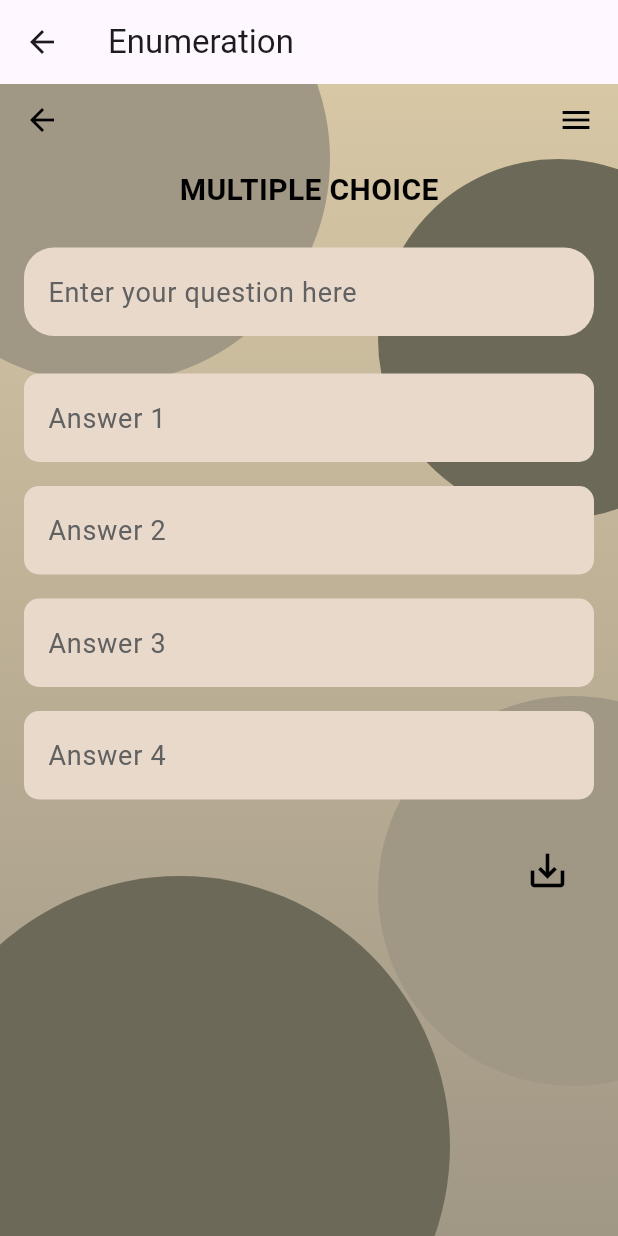
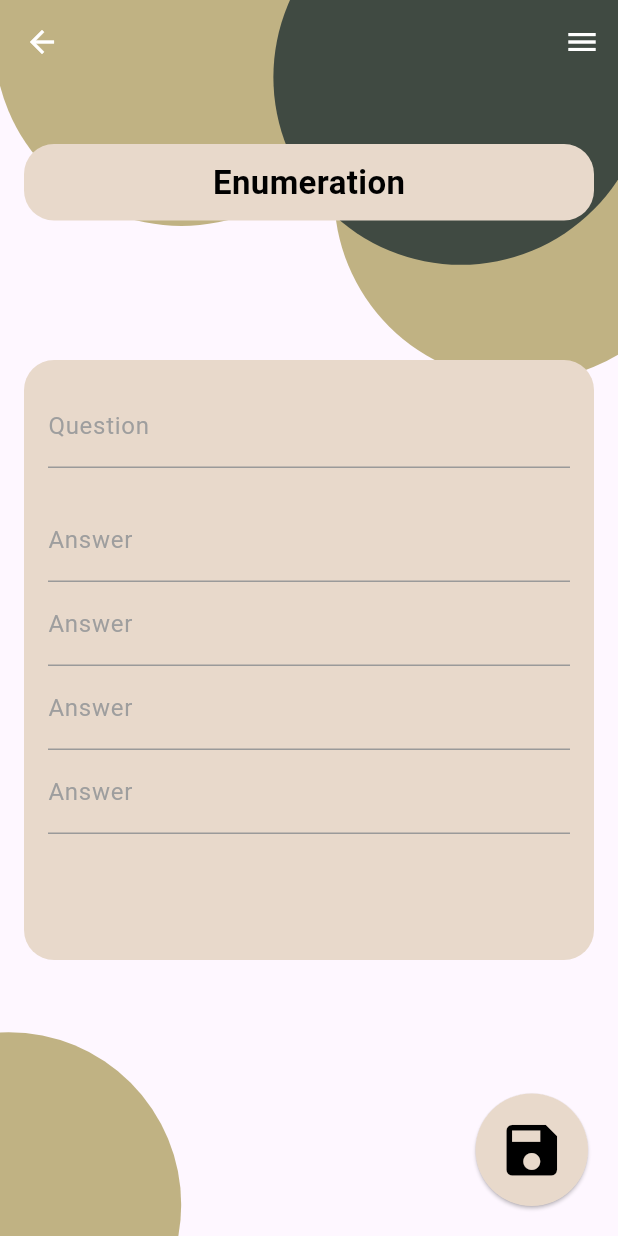
Before and after one commit to kutoreduso/EaStudy, a Flutter app: the EnumerationPage screen opened directly, on a phone screen of 412 x 824 dp. Run offline on Flutter 3.47's test engine with Material 3 defaults, Android fonts, the phone set to English and light mode, and no system bars.

Commit message:
Enumeration Page Created

```diff
--- a/lib/addQuestionsScreen.dart
+++ b/lib/addQuestionsScreen.dart
@@ -158,162 +158,261 @@ class EnumerationPage extends StatelessWidget {
   @override
   Widget build(BuildContext context) {
     return Scaffold(
-        appBar: AppBar(title: Text('Enumeration')),
-        body: Scaffold(
-            body: SafeArea(
-                child: Stack(
+      appBar: AppBar(
+        backgroundColor: Colors.transparent,
+        elevation: 0,
+        leading: IconButton(
+          icon: const Icon(Icons.arrow_back, color: Colors.white),
+          onPressed: () {
+            Navigator.pushNamed(context, '/quizzes');
+          },
+        ),
+        actions: [
+          IconButton(
+            icon: const Icon(Icons.menu, color: Colors.white),
+            onPressed: () {
+              // Handle menu button press
+            },
+          ),
+        ],
+      ),
+      body: Stack(
         children: [
-            // Background gradient
-            Container(
-              decoration: BoxDecoration(
-                gradient: LinearGradient(
-                  colors: [Color(0xFFD7C7A5), Color(0xFFA09785)],
-                  begin: Alignment.topCenter,
-                  end: Alignment.bottomCenter,
+          // Background Circles
+          Align(
+            alignment: const Alignment(-2.20, 1.35),
+            child: Container(
+              width: 230,
+              height: 230,
+              decoration: const BoxDecoration(
+                shape: BoxShape.circle,
+                color: Color(0xFFC0B283),
               ),
             ),
           ),
-            // Overlapping circle patterns
-            Positioned(
-              top: -100,
-              left: -80,
-              child: CircleAvatar(
-                radius: 150,
-                backgroundColor: Color(0xFFA09785),
+          Align(
+            alignment: const Alignment(-1.05, -1.60),
+            child: Container(
+              width: 250,
+              height: 250,
+              decoration: const BoxDecoration(
+                shape: BoxShape.circle,
+                color: Color(0xFFC0B283),
               ),
             ),
-            Positioned(
-              top: 50,
-              right: -80,
-              child: CircleAvatar(
-                radius: 120,
-                backgroundColor: Color(0xFF6C6959),
+          ),
+          Align(
+            alignment: const Alignment(1.75, -1.20),
+            child: Container(
+              width: 250,
+              height: 250,
+              decoration: const BoxDecoration(
+                shape: BoxShape.circle,
+                color: Color(0xFFC0B283),
               ),
             ),
-            Positioned(
-              bottom: -120,
-              left: -60,
-              child: CircleAvatar(
-                radius: 180,
-                backgroundColor: Color(0xFF6C6959),
+          ),
+          Align(
+            alignment: const Alignment(1.25, -1.50),
+            child: Container(
+              width: 250,
+              height: 250,
+              decoration: const BoxDecoration(
+                shape: BoxShape.circle,
+                color: Color(0xFF404A42),
               ),
             ),
+          ),
+
+          // Title Section
           Positioned(
-              bottom: 100,
-              right: -100,
-              child: CircleAvatar(
-                radius: 130,
-                backgroundColor: Color(0xFFA09785),
+            top: 40, // Adjust position as needed
+            left: 16,
+            right: 16,
+            child: Container(
+              decoration: const BoxDecoration(
+                color: Color(0xFFE8D9CB),
+                borderRadius: BorderRadius.all(Radius.circular(20)),
               ),
-            ),
-            // Main content with question and answers
-            Column(
-              crossAxisAlignment: CrossAxisAlignment.stretch,
-              children: [
-                // Top Navigation Bar
-                Padding(
-                  padding: const EdgeInsets.symmetric(
-                      horizontal: 16.0, vertical: 12.0),
-                  child: Row(
-                    mainAxisAlignment: MainAxisAlignment.spaceBetween,
-                    children: [
-                      Icon(Icons.arrow_back, color: Colors.black),
-                      Icon(Icons.menu, color: Colors.black),
-                    ],
-                  ),
-                ),
-                // Title
-                Center(
-                  child: Padding(
-                    padding: const EdgeInsets.symmetric(
-                        horizontal: 90.0, vertical: 8.0),
+              padding: const EdgeInsets.symmetric(vertical: 10.0),
+              child: const Center(
                 child: Text(
-                      'MULTIPLE CHOICE',
+                  'Enumeration',
                   style: TextStyle(
-                        fontSize: 20,
+                    fontSize: 22,
                     fontWeight: FontWeight.bold,
                     color: Colors.black,
                   ),
                 ),
               ),
             ),
-                // Question and Answer List
+          ),
           Padding(
             padding: const EdgeInsets.all(16.0),
             child: Column(
-                    crossAxisAlignment: CrossAxisAlignment.stretch,
+              children: [
+                const Spacer(), // Pushes the content downward
+                Container(
+                  width: double.infinity,
+                  height: 400,
+                  decoration: BoxDecoration(
+                    color: const Color(0xFFE8D9CB),
+                    borderRadius: BorderRadius.circular(20),
+                  ),
+                  child: Padding(
+                    padding: const EdgeInsets.all(16.0),
+                    child: Column(
+                      crossAxisAlignment: CrossAxisAlignment.start,
                       children: [
                         // Question Input Field
-                      Container(
-                        decoration: BoxDecoration(
-                          color: Color(0xFFE8D9CB),
-                          borderRadius: BorderRadius.circular(20),
+                        TextField(
+                          decoration: InputDecoration(
+                            labelText: 'Question',
+                            labelStyle: const TextStyle(
+                              color: Colors.grey,
+                              fontSize: 16,
                             ),
-                        child: TextField(
-                          decoration: InputDecoration(
-                            contentPadding: EdgeInsets.symmetric(
-                                horizontal: 16.0, vertical: 16.0),
-                            border: InputBorder.none,
-                            hintText: "Enter your question here",
+                            hintText: 'Type your question here',
                             hintStyle: TextStyle(
-                              color: Colors.grey[700],
-                              fontSize: 18,
+                              color: Colors.grey.shade400,
                             ),
+                            border: const UnderlineInputBorder(),
+                            focusedBorder: const UnderlineInputBorder(
+                              borderSide: BorderSide(color: Colors.black),
                             ),
-                          style: TextStyle(
-                            color: Colors.black,
-                            fontSize: 18,
-                          ),
-                        ),
-                      ),
-                      SizedBox(height: 25),
-                      // Answer Input Fields
-                      for (int i = 1; i <= 4; i++)
-                        Padding(
-                          padding: const EdgeInsets.only(bottom: 16.0),
-                          child: Container(
-                            decoration: BoxDecoration(
-                              color: Color(0xFFE8D9CB),
-                              borderRadius: BorderRadius.circular(10),
-                            ),
-                            child: TextField(
-                              decoration: InputDecoration(
-                                contentPadding: EdgeInsets.symmetric(
-                                    horizontal: 16.0, vertical: 16.0),
-                                border: InputBorder.none,
-                                hintText: "Answer $i",
-                                hintStyle: TextStyle(
-                                  color: Colors.grey[700],
-                                  fontSize: 18,
-                                ),
-                              ),
-                              style: TextStyle(
-                                color: Colors.black,
-                                fontSize: 18,
+                            enabledBorder: const UnderlineInputBorder(
+                              borderSide: BorderSide(
+                                color: Color.fromARGB(255, 154, 154, 154),
                               ),
                             ),
                           ),
                         ),
-                      Spacer(),
-                      // Save Icon Button at Bottom Right
-                      Align(
-                        alignment: Alignment.bottomRight,
-                        child: Padding(
-                          padding: const EdgeInsets.all(16.0),
-                          child: Icon(
-                            Icons.save_alt,
-                            color: Colors.black,
-                            size: 30,
+                        const SizedBox(height: 20),
+
+                        // Enumeration Answer Input Field
+                        TextField(
+                          decoration: InputDecoration(
+                            labelText: 'Answer',
+                            labelStyle: const TextStyle(
+                              color: Colors.grey,
+                              fontSize: 16,
+                            ),
+                            hintText: 'Type the correct answer',
+                            hintStyle: TextStyle(
+                              color: Colors.grey.shade400,
+                            ),
+                            border: const UnderlineInputBorder(),
+                            focusedBorder: const UnderlineInputBorder(
+                              borderSide: BorderSide(color: Colors.black),
+                            ),
+                            enabledBorder: const UnderlineInputBorder(
+                              borderSide: BorderSide(
+                                color: Color.fromARGB(255, 154, 154, 154),
+                              ),
+                            ),
+                          ),
+                        ),
+                        TextField(
+                          decoration: InputDecoration(
+                            labelText: 'Answer',
+                            labelStyle: const TextStyle(
+                              color: Colors.grey,
+                              fontSize: 16,
+                            ),
+                            hintText: 'Type the correct answer',
+                            hintStyle: TextStyle(
+                              color: Colors.grey.shade400,
+                            ),
+                            border: const UnderlineInputBorder(),
+                            focusedBorder: const UnderlineInputBorder(
+                              borderSide: BorderSide(color: Colors.black),
+                            ),
+                            enabledBorder: const UnderlineInputBorder(
+                              borderSide: BorderSide(
+                                color: Color.fromARGB(255, 154, 154, 154),
+                              ),
+                            ),
+                          ),
+                        ),
+                        TextField(
+                          decoration: InputDecoration(
+                            labelText: 'Answer',
+                            labelStyle: const TextStyle(
+                              color: Colors.grey,
+                              fontSize: 16,
+                            ),
+                            hintText: 'Type the correct answer',
+                            hintStyle: TextStyle(
+                              color: Colors.grey.shade400,
+                            ),
+                            border: const UnderlineInputBorder(),
+                            focusedBorder: const UnderlineInputBorder(
+                              borderSide: BorderSide(color: Colors.black),
+                            ),
+                            enabledBorder: const UnderlineInputBorder(
+                              borderSide: BorderSide(
+                                color: Color.fromARGB(255, 154, 154, 154),
+                              ),
+                            ),
+                          ),
+                        ),
+                        TextField(
+                          decoration: InputDecoration(
+                            labelText: 'Answer',
+                            labelStyle: const TextStyle(
+                              color: Colors.grey,
+                              fontSize: 16,
+                            ),
+                            hintText: 'Type the correct answer',
+                            hintStyle: TextStyle(
+                              color: Colors.grey.shade400,
+                            ),
+                            border: const UnderlineInputBorder(),
+                            focusedBorder: const UnderlineInputBorder(
+                              borderSide: BorderSide(color: Colors.black),
+                            ),
+                            enabledBorder: const UnderlineInputBorder(
+                              borderSide: BorderSide(
+                                color: Color.fromARGB(255, 154, 154, 154),
+                              ),
                             ),
                           ),
                         ),
                       ],
                     ),
                   ),
+                ),
+                const Spacer(),
               ],
             ),
+          ),
+
+          // Save Button
+          Positioned(
+            bottom: 20, // Adjust distance from the bottom
+            right: 20, // Adjust distance from the right
+            child: ElevatedButton(
+              onPressed: () {
+                // Save logic goes here
+                ScaffoldMessenger.of(context).showSnackBar(
+                  const SnackBar(content: Text('Saved!')),
+                );
+              },
+              style: ElevatedButton.styleFrom(
+                padding: const EdgeInsets.all(15),
+                backgroundColor: const Color(0xFFE8D9CB),
+                shape: const CircleBorder(), // Makes the button circular
+              ),
+              child: const Icon(
+                Icons.save, // Save icon
+                color: Colors.black,
+                size: 45, // Adjust icon size
+              ),
+            ),
+          ),
         ],
-        ))));
+      ),
+    );
   }
 }
 
```
Lines whose indentation alone changed are shown as unchanged.
